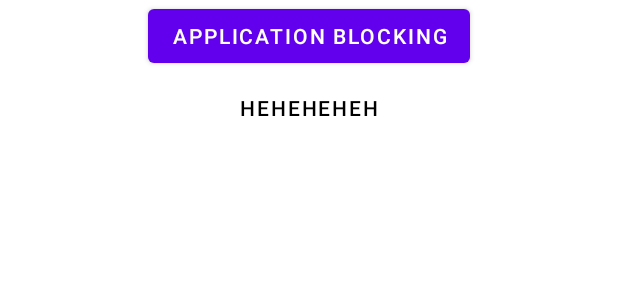
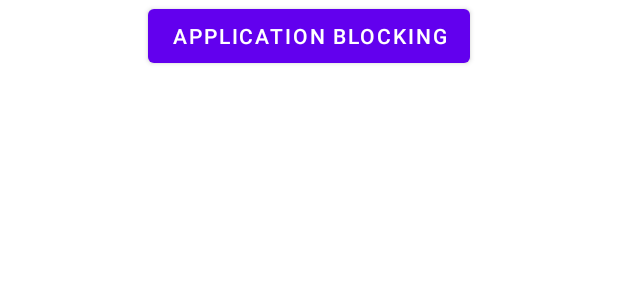
Before and after one commit to markjinayon/seesharp, an Android app: the layout activity_child_dashboard.xml on its own in the app's theme, with its tools: preview values and no code run, on a phone screen of 412 x 824 dp. Shown: the top 300 px of the screen. Run offline under Robolectric (Android 15) with nearby library versions, the light colour scheme and no system bars.

Commit message:
major changes in app blocking backend

```diff
--- a/app/src/main/java/com/parentalcontrol/seesharp/helper/DeviceHelper.java
+++ b/app/src/main/java/com/parentalcontrol/seesharp/helper/DeviceHelper.java
@@ -48,10 +48,8 @@ public class DeviceHelper {
         List<ApplicationInfo> installedApplications = packageManager.getInstalledApplications(PackageManager.GET_META_DATA);
         ArrayList<String> apps = new ArrayList<>();
 
-        for (ApplicationInfo appInfo : installedApplications)
-        {
-            if ((appInfo.flags & ApplicationInfo.FLAG_UPDATED_SYSTEM_APP) != 0)
-            {
+        for (ApplicationInfo appInfo : installedApplications) {
+            if ((appInfo.flags & ApplicationInfo.FLAG_SYSTEM) == 0 || (appInfo.flags & ApplicationInfo.FLAG_UPDATED_SYSTEM_APP) != 0) {
                 apps.add(appInfo.packageName);
             }
         }
--- a/app/src/main/java/com/parentalcontrol/seesharp/model/User.java
+++ b/app/src/main/java/com/parentalcontrol/seesharp/model/User.java
@@ -1,4 +1,6 @@
 package com.parentalcontrol.seesharp.model;
+
+import androidx.annotation.NonNull;
 
 import java.util.ArrayList;
 
@@ -26,6 +28,7 @@ public class User {
         this.installedApplications = new ArrayList<>();
     }
 
+    @NonNull
     @Override
     public String toString() {
         return "User{" +
--- a/app/src/main/res/layout/activity_child_dashboard.xml
+++ b/app/src/main/res/layout/activity_child_dashboard.xml
@@ -15,14 +15,4 @@
         app:layout_constraintStart_toStartOf="parent"
         app:layout_constraintTop_toTopOf="parent" />
 
-    <Button
-        android:id="@+id/button"
-        android:layout_width="wrap_content"
-        android:layout_height="wrap_content"
-        android:background="@color/transparent"
-        android:text="HEHEHEHEH"
-        android:textColor="@color/black"
-        app:layout_constraintEnd_toEndOf="parent"
-        app:layout_constraintStart_toStartOf="parent"
-        app:layout_constraintTop_toBottomOf="@+id/appBlocking_childDashboard" />
 </androidx.constraintlayout.widget.ConstraintLayout>
```
Also changed, not shown: app/src/main/java/com/parentalcontrol/seesharp/MainActivity.java (+31 -23 lines), app/src/main/java/com/parentalcontrol/seesharp/activities/child/ApplicationBlockingActivity.java (+29 -6 lines), app/src/main/java/com/parentalcontrol/seesharp/services/accessibility/ApplicationBlockingAccessibilityService.java (+34 -16 lines).
